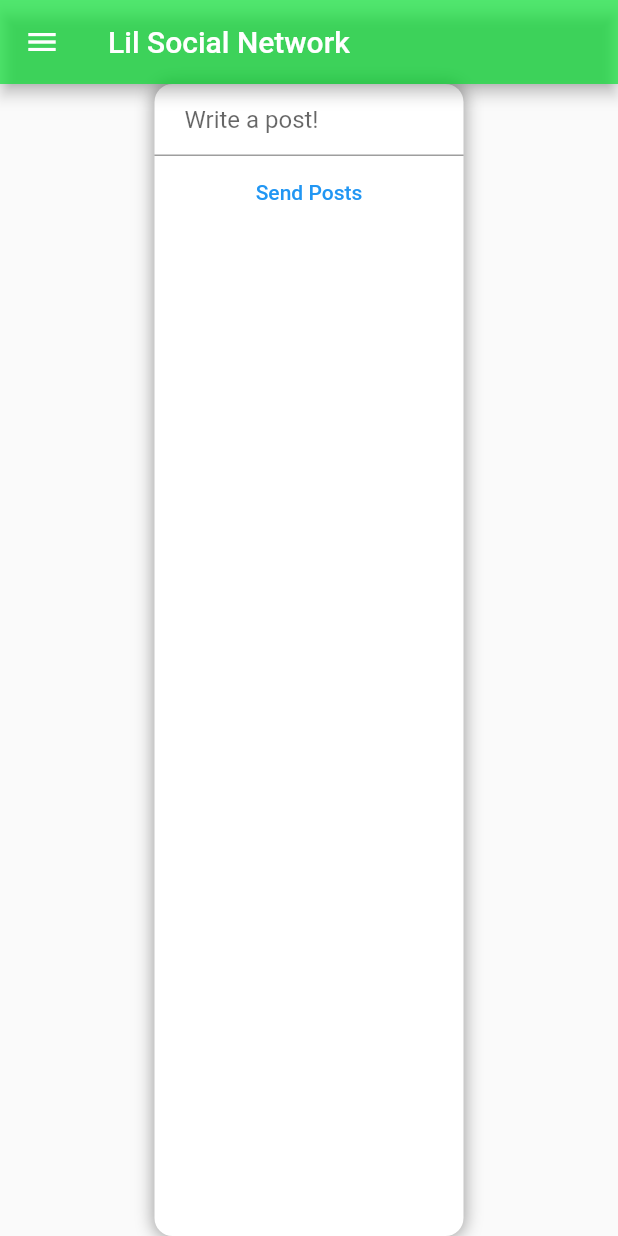
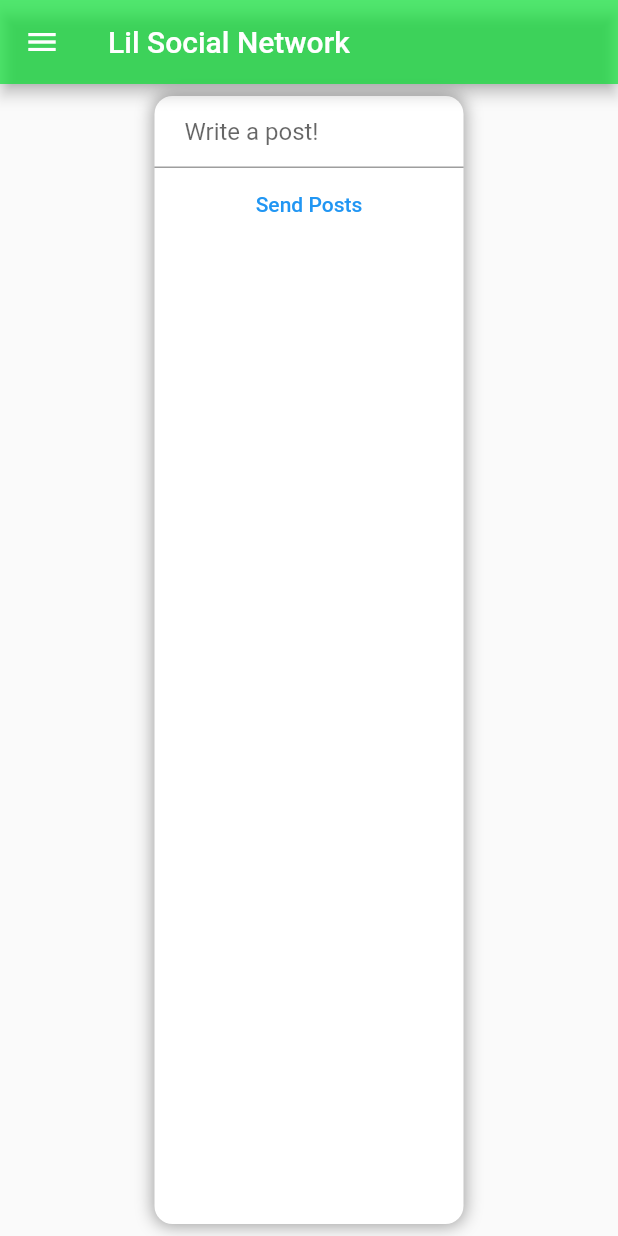
Before and after one commit to bjw16/small_social_network, a Flutter app: the MyHomePage screen opened by its route, on a phone screen of 412 x 824 dp. Run offline on Flutter 3.47's test engine with Material 2 defaults, Android fonts, the phone set to English and light mode, and no system bars; our stand-ins replace cloud_firestore, firebase_auth, firebase_core; missing offline and left inert: cloud_firestore_web, firebase_auth_web, firebase_core_web; accounts and stored records are empty.

Commit message:
comfertable point

```diff
--- a/lib/Pages/home.dart
+++ b/lib/Pages/home.dart
@@ -59,7 +59,9 @@ class _MyHomePageState extends State<MyHomePage> {
           // the App.build method, and use it to set our appbar title.
           title: Text(widget.title),
         ),
-        body: Center(
+        body: Padding(
+          padding: const EdgeInsets.all(8.0),
+          child: Center(
             child: Container(
               decoration: BoxDecoration(
                   borderRadius: BorderRadius.circular(12),
@@ -73,7 +75,6 @@ class _MyHomePageState extends State<MyHomePage> {
                     ),
                   ]),
               width: MediaQuery.of(context).size.width / 2,
-            height: MediaQuery.of(context).size.height,
               child: Column(children: [
                 Flexible(
                   child: TextFormField(
@@ -112,7 +113,8 @@ class _MyHomePageState extends State<MyHomePage> {
                               return new Text('Error: ${snapshot.error}');
                             switch (snapshot.connectionState) {
                               case ConnectionState.waiting:
-                              return Center(child: CircularProgressIndicator());
+                                return Center(
+                                    child: CircularProgressIndicator());
                               default:
                                 return new ListView.builder(
                                     shrinkWrap: true,
@@ -141,6 +143,7 @@ class _MyHomePageState extends State<MyHomePage> {
                     ]),
               ]),
             ),
+          ),
         ));
   }
 }
```
Also changed, not shown: 1 other file. Lines whose indentation alone changed are shown as unchanged.
